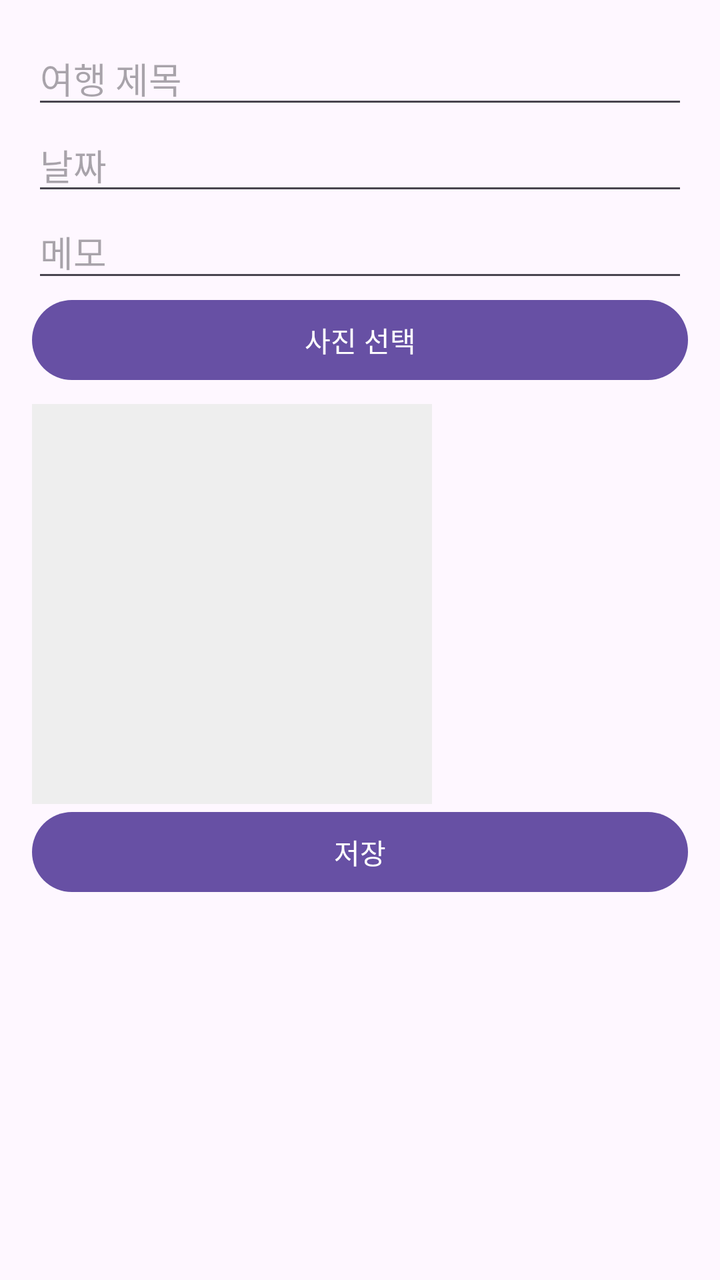
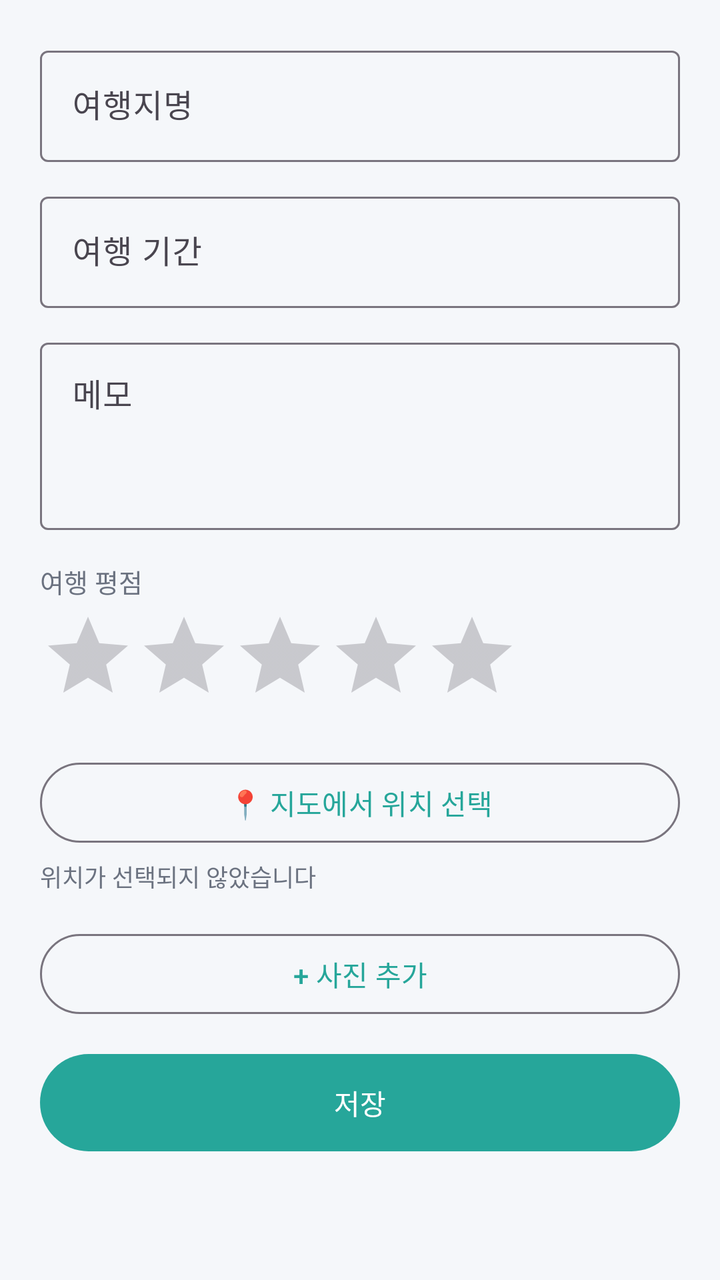

Before-and-after screenshots of an Android layout around one commit, followed by the original layout XML and the change that was made.
<!-- AndroidManifest.xml: application theme Theme.Travelog -->
<!-- res/layout/activity_add_travel.xml -->
<?xml version="1.0" encoding="utf-8"?>
<LinearLayout
    android:id="@+id/main"
    xmlns:android="http://schemas.android.com/apk/res/android"
    android:layout_width="match_parent"
    android:layout_height="match_parent"
    android:orientation="vertical"
    android:padding="16dp">

    <EditText
        android:id="@+id/etTitle"
        android:layout_width="match_parent"
        android:layout_height="wrap_content"
        android:hint="여행 제목" />

    <EditText
        android:id="@+id/etDate"
        android:layout_width="match_parent"
        android:layout_height="wrap_content"
        android:hint="날짜" />

    <EditText
        android:id="@+id/etMemo"
        android:layout_width="match_parent"
        android:layout_height="wrap_content"
        android:hint="메모" />

    <Button
        android:id="@+id/btnSelectImage"
        android:layout_width="match_parent"
        android:layout_height="wrap_content"
        android:text="사진 선택" />

    <ImageView
        android:id="@+id/imagePreview"
        android:layout_width="200dp"
        android:layout_height="200dp"
        android:layout_marginTop="8dp"
        android:scaleType="centerCrop"
        android:background="#EEEEEE" />

    <Button
        android:id="@+id/btnSave"
        android:layout_width="match_parent"
        android:layout_height="wrap_content"
        android:text="저장" />

</LinearLayout>
<!-- resources referenced by this layout -->
<resources>
  <style name="Theme.Travelog" parent="Base.Theme.Travelog" />
  <style name="Base.Theme.Travelog" parent="Theme.Material3.DayNight">
          
          
          <item name="android:windowOptOutEdgeToEdgeEnforcement" tools:targetApi="35">true</item>
      </style>
</resources>

<!-- the commit's change to res/layout/activity_add_travel.xml (unified diff, before → after) -->
@@ -1,48 +1,122 @@
 <?xml version="1.0" encoding="utf-8"?>
-<LinearLayout
-    android:id="@+id/main"
+<ScrollView
     xmlns:android="http://schemas.android.com/apk/res/android"
+    xmlns:app="http://schemas.android.com/apk/res-auto"
     android:layout_width="match_parent"
     android:layout_height="match_parent"
-    android:orientation="vertical"
-    android:padding="16dp">
+    android:background="@color/background">
 
-    <EditText
-        android:id="@+id/etTitle"
+    <LinearLayout
         android:layout_width="match_parent"
         android:layout_height="wrap_content"
-        android:hint="여행 제목" />
+        android:orientation="vertical"
+        android:padding="20dp">
 
-    <EditText
-        android:id="@+id/etDate"
-        android:layout_width="match_parent"
-        android:layout_height="wrap_content"
-        android:hint="날짜" />
+        <com.google.android.material.textfield.TextInputLayout
+            style="@style/Widget.Material3.TextInputLayout.OutlinedBox"
+            android:layout_width="match_parent"
+            android:layout_height="wrap_content"
+            android:hint="여행지명"
+            android:layout_marginBottom="12dp">
 
-    <EditText
-        android:id="@+id/etMemo"
-        android:layout_width="match_parent"
-        android:layout_height="wrap_content"
-        android:hint="메모" />
+            <com.google.android.material.textfield.TextInputEditText
+                android:id="@+id/etTitle"
+                android:layout_width="match_parent"
+                android:layout_height="wrap_content"
+                android:inputType="text"
+                android:maxLines="1" />
 
-    <Button
-        android:id="@+id/btnSelectImage"
-        android:layout_width="match_parent"
-        android:layout_height="wrap_content"
-        android:text="사진 선택" />
+        </com.google.android.material.textfield.TextInputLayout>
 
-    <ImageView
-        android:id="@+id/imagePreview"
-        android:layout_width="200dp"
-        android:layout_height="200dp"
-        android:layout_marginTop="8dp"
-        android:scaleType="centerCrop"
-        android:background="#EEEEEE" />
+        <com.google.android.material.textfield.TextInputLayout
+            style="@style/Widget.Material3.TextInputLayout.OutlinedBox"
+            android:layout_width="match_parent"
+            android:layout_height="wrap_content"
+            android:hint="여행 기간"
+            android:layout_marginBottom="12dp">
 
-    <Button
-        android:id="@+id/btnSave"
-        android:layout_width="match_parent"
-        android:layout_height="wrap_content"
-        android:text="저장" />
+            <com.google.android.material.textfield.TextInputEditText
+                android:id="@+id/etDate"
+                android:layout_width="match_parent"
+                android:layout_height="wrap_content"
+                android:focusable="false"
+                android:clickable="true"
+                android:cursorVisible="false"
+                android:inputType="none" />
 
-</LinearLayout>
+        </com.google.android.material.textfield.TextInputLayout>
+
+        <com.google.android.material.textfield.TextInputLayout
+            style="@style/Widget.Material3.TextInputLayout.OutlinedBox"
+            android:layout_width="match_parent"
+            android:layout_height="wrap_content"
+            android:hint="메모"
+            android:layout_marginBottom="16dp">
+
+            <com.google.android.material.textfield.TextInputEditText
+                android:id="@+id/etMemo"
+                android:layout_width="match_parent"
+                android:layout_height="wrap_content"
+                android:inputType="textMultiLine"
+                android:minLines="3"
+                android:gravity="top" />
+
+        </com.google.android.material.textfield.TextInputLayout>
+
+        <TextView
+            android:layout_width="wrap_content"
+            android:layout_height="wrap_content"
+            android:text="여행 평점"
+            android:textSize="13sp"
+            android:textColor="@color/text_secondary"
+            android:layout_marginBottom="4dp" />
+
+        <RatingBar
+            android:id="@+id/ratingBarInput"
+            android:layout_width="wrap_content"
+            android:layout_height="wrap_content"
+            android:numStars="5"
+            android:stepSize="1"
+            android:rating="0"
+            android:layout_marginBottom="16dp" />
+
+        <Button
+            android:id="@+id/btnPickLocation"
+            style="@style/Widget.Material3.Button.OutlinedButton"
+            android:layout_width="match_parent"
+            android:layout_height="wrap_content"
+            android:text="📍 지도에서 위치 선택"
+            android:layout_marginBottom="4dp" />
+
+        <TextView
+            android:id="@+id/tvSelectedLocation"
+            android:layout_width="wrap_content"
+            android:layout_height="wrap_content"
+            android:text="위치가 선택되지 않았습니다"
+            android:textSize="12sp"
+            android:textColor="@color/text_secondary"
+            android:layout_marginBottom="16dp" />
+
+        <LinearLayout
+            android:id="@+id/photoContainer"
+            android:layout_width="match_parent"
+            android:layout_height="wrap_content"
+            android:orientation="vertical" />
+
+        <Button
+            android:id="@+id/btnAddPhoto"
+            style="@style/Widget.Material3.Button.OutlinedButton"
+            android:layout_width="match_parent"
+            android:layout_height="wrap_content"
+            android:text="+ 사진 추가"
+            android:layout_marginBottom="12dp" />
+
+        <Button
+            android:id="@+id/btnSave"
+            android:layout_width="match_parent"
+            android:layout_height="wrap_content"
+            android:text="저장"
+            android:paddingVertical="14dp" />
+
+    </LinearLayout>
+</ScrollView>
<!-- resource entries referenced after the edit -->
@@ -1,9 +1,12 @@
 <!-- resources referenced by this layout -->
 <resources>
+  <color name="background">#F5F7FA</color>
+  <color name="text_secondary">#6B7280</color>
   <style name="Theme.Travelog" parent="Base.Theme.Travelog" />
   <style name="Base.Theme.Travelog" parent="Theme.Material3.DayNight">
-          
-          
+          <item name="colorPrimary">#26A69A</item>
+          <item name="colorOnPrimary">#FFFFFF</item>
+          <item name="android:windowBackground">@color/background</item>
           <item name="android:windowOptOutEdgeToEdgeEnforcement" tools:targetApi="35">true</item>
       </style>
 </resources>
